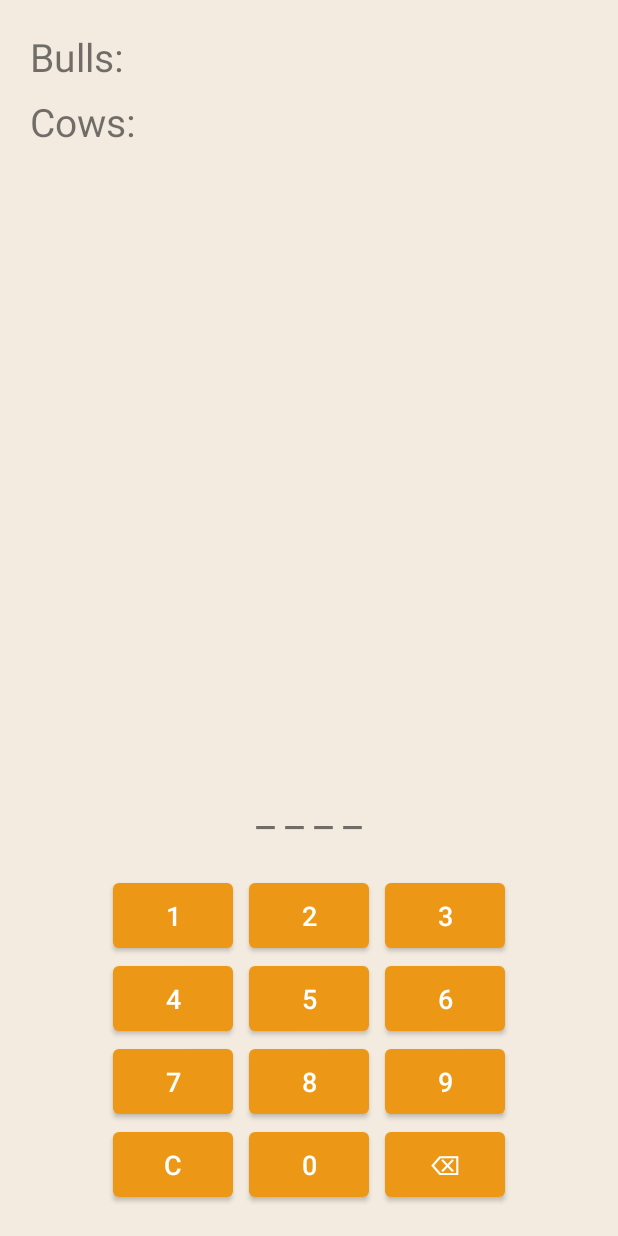
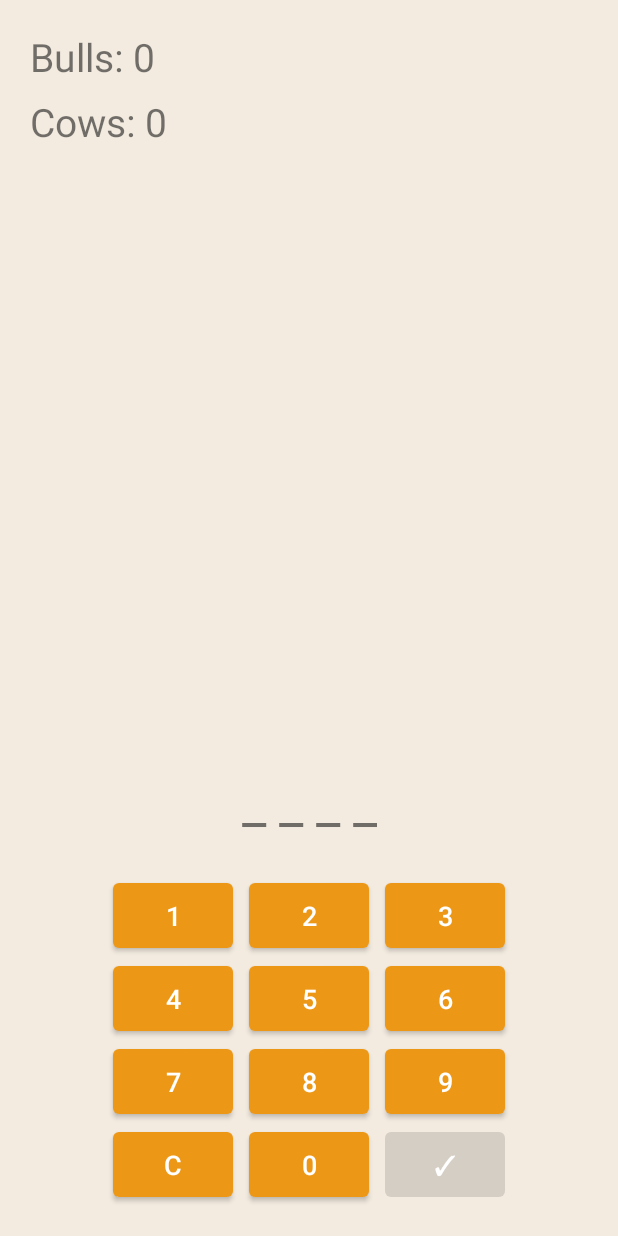
Before and after one commit to Andrinha/Bulls_and_Cows, an Android app: the GameActivity screen opened directly, with no data from a screen before it, on a phone screen of 412 x 824 dp. Run offline under Robolectric (Android 15) with nearby library versions, the phone set to English and light mode, and no system bars; our stand-ins replace data binding.

Commit message:
implement basic game logic

```diff
--- a/app/src/main/java/com/fit/bullsandcows/MainActivity.kt
+++ b/app/src/main/java/com/fit/bullsandcows/MainActivity.kt
@@ -2,7 +2,6 @@ package com.fit.bullsandcows
 
 import android.content.Intent
 import android.os.Bundle
-import android.view.View
 import androidx.appcompat.app.AppCompatActivity
 import com.fit.bullsandcows.databinding.ActivityMainBinding
 import com.fit.bullsandcows.ui.game.GameActivity
--- a/app/src/main/java/com/fit/bullsandcows/ui/game/GameActivity.kt
+++ b/app/src/main/java/com/fit/bullsandcows/ui/game/GameActivity.kt
@@ -4,18 +4,15 @@ import androidx.appcompat.app.AppCompatActivity
 import android.os.Bundle
 import android.view.MotionEvent
 import android.view.View
-import androidx.lifecycle.Observer
 import androidx.lifecycle.ViewModelProvider
-import androidx.lifecycle.get
 import com.fit.bullsandcows.R
 import com.fit.bullsandcows.databinding.ActivityGameBinding
-import com.fit.bullsandcows.databinding.ActivityMainBinding
 
 class GameActivity : AppCompatActivity() {
 
     private var _binding: ActivityGameBinding? = null
     private val binding get() = _binding!!
-    lateinit var viewModel: GameViewModel
+    private lateinit var viewModel: GameViewModel
 
     override fun onCreate(savedInstanceState: Bundle?) {
         super.onCreate(savedInstanceState)
@@ -35,8 +32,10 @@ class GameActivity : AppCompatActivity() {
         setNumberTouchListener(binding.button8, 8)
         setNumberTouchListener(binding.button9, 9)
         setClearTouchListener(binding.buttonClear)
-        setEraseTouchListener(binding.buttonErase)
+        setSubmitTouchListener(binding.buttonSubmit)
         //endregion
+
+        disableButtons()
     }
 
     // Touch listener for number buttons
@@ -44,12 +43,13 @@ class GameActivity : AppCompatActivity() {
         view.setOnTouchListener { v, event ->
             when (event.action) {
                 MotionEvent.ACTION_DOWN -> {
-                    if (viewModel.inputString.value?.length!! < 4)
-                    {
-                        viewModel.inputString.value += number.toString()
-                        disableUsedButtons()
+                    val guess = viewModel.guess.value
+                    if (guess != null) {
+                        if (guess.length < 4) {
+                            viewModel.guess.value += number.toString()
+                            disableButtons()
+                        }
                     }
-
                 }
             }
             v.performClick()
@@ -62,8 +62,8 @@ class GameActivity : AppCompatActivity() {
         view.setOnTouchListener { v, event ->
             when (event.action) {
                 MotionEvent.ACTION_DOWN -> {
-                    viewModel.inputString.value = ""
-                    disableUsedButtons()
+                    viewModel.guess.value = ""
+                    disableButtons()
                 }
             }
             v.performClick()
@@ -72,16 +72,13 @@ class GameActivity : AppCompatActivity() {
     }
 
     // Touch listener for erase button
-    private fun setEraseTouchListener(view: View) {
+    private fun setSubmitTouchListener(view: View) {
         view.setOnTouchListener { v, event ->
             when (event.action) {
                 MotionEvent.ACTION_DOWN -> {
-                    val len = viewModel.inputString.value?.length!!
-                    if (len != 0)
-                    {
-                        viewModel.inputString.value = viewModel.inputString.value!!.substring(0, len - 1)
-                        disableUsedButtons()
-                    }
+                    viewModel.getBullsAndCows(viewModel.secret.value!!, viewModel.guess.value!!)
+                    viewModel.guess.value = ""
+                    disableButtons()
                 }
             }
             v.performClick()
@@ -102,7 +99,7 @@ class GameActivity : AppCompatActivity() {
     }
 
     // Disable used buttons to prevent repeated digits
-    private fun disableUsedButtons() {
+    private fun disableButtons() {
 
         // Enable all buttons
         binding.button0.isEnabled = true
@@ -115,10 +112,11 @@ class GameActivity : AppCompatActivity() {
         binding.button7.isEnabled = true
         binding.button8.isEnabled = true
         binding.button9.isEnabled = true
+        binding.buttonSubmit.isEnabled = true
 
-        // Disable buttons that were used in livedata
-        for (i in 0 until viewModel.inputString.value!!.length) {
-            when(viewModel.inputString.value!![i]) {
+        // Disable number buttons that were used in livedata
+        for (i in 0 until viewModel.guess.value!!.length) {
+            when(viewModel.guess.value!![i]) {
                 '0' -> binding.button0.isEnabled = false
                 '1' -> binding.button1.isEnabled = false
                 '2' -> binding.button2.isEnabled = false
@@ -131,13 +129,24 @@ class GameActivity : AppCompatActivity() {
                 '9' -> binding.button9.isEnabled = false
             }
         }
+
+        // Disable submit button if guess is not ready
+        if (viewModel.guess.value!!.length < 4) {
+            binding.buttonSubmit.isEnabled = false
+        }
     }
 
     override fun onStart() {
         super.onStart()
-        viewModel.inputString.observe(this, Observer {
+        viewModel.guess.observe(this) {
             binding.textInputGuess.text = convertString(it)
-        })
+        }
+        viewModel.bulls.observe(this) {
+            binding.textBulls.text = getString(R.string.bulls, it)
+        }
+        viewModel.cows.observe(this) {
+            binding.textCows.text = getString(R.string.cows, it)
+        }
     }
 
     override fun onDestroy() {
--- a/app/src/main/java/com/fit/bullsandcows/ui/game/GameViewModel.kt
+++ b/app/src/main/java/com/fit/bullsandcows/ui/game/GameViewModel.kt
@@ -4,6 +4,43 @@ import androidx.lifecycle.MutableLiveData
 import androidx.lifecycle.ViewModel
 
 class GameViewModel: ViewModel() {
-    var inputString = MutableLiveData<String>("")
+    var guess = MutableLiveData("")
+    var bulls = MutableLiveData("0")
+    var cows = MutableLiveData("0")
+    var secret = MutableLiveData<String>()
+    private val digits = arrayOf(0, 1, 2, 3, 4, 5, 6, 7, 8, 9)
 
+    init {
+        digits.shuffle()
+        val sb = StringBuilder()
+        for (i in 0..3) {
+            sb.append(digits[i])
+        }
+        secret.value = sb.toString()
+    }
+
+    fun getBullsAndCows(secret: String, guess: String) {
+        if (guess.length != 4)
+            return
+
+        val h = IntArray(10)
+        var bulls = 0
+        var cows = 0
+        val n = guess.length
+        for (idx in 0 until n) {
+            val s = secret[idx]
+            val g = guess[idx]
+            if (s == g) {
+                bulls++
+            } else {
+                if (h[s - '0'] < 0) cows++
+                if (h[g - '0'] > 0) cows++
+                h[s - '0']++
+                h[g - '0']--
+            }
+        }
+
+        this.bulls.value = bulls.toString()
+        this.cows.value = cows.toString()
+    }
 }
--- /dev/null
+++ b/app/src/main/res/color/button_submit_style.xml
@@ -0,0 +1,6 @@
+<?xml version="1.0" encoding="utf-8"?>
+<selector xmlns:android="http://schemas.android.com/apk/res/android">
+    <item android:state_enabled="false"
+        android:color="@color/gray"  />
+    <item android:color="@color/green" />
+</selector>
--- a/app/src/main/res/layout/activity_game.xml
+++ b/app/src/main/res/layout/activity_game.xml
@@ -32,7 +32,7 @@
             android:layout_height="wrap_content"
             android:layout_marginBottom="24dp"
             android:text="@string/empty_input"
-            android:textSize="28sp"
+            android:textSize="36sp"
             app:layout_constraintBottom_toTopOf="@+id/tableLayout"
             app:layout_constraintEnd_toEndOf="parent"
             app:layout_constraintStart_toStartOf="parent" />
@@ -121,9 +121,11 @@
                     android:text="0" />
 
                 <com.google.android.material.button.MaterialButton
-                    android:id="@+id/button_erase"
-                    style="@style/button_number_style"
-                    android:text="⌫" />
+                    android:id="@+id/button_submit"
+                    style="@style/button_submit_style"
+
+                    android:text="✓"
+                     />
             </TableRow>
         </TableLayout>
 
--- a/app/src/main/res/values/colors.xml
+++ b/app/src/main/res/values/colors.xml
@@ -11,4 +11,6 @@
     <color name="lightYellow">#EDD2A9</color>
     <color name="yellow">#ED9716</color>
     <color name="darkYellow">#B57312</color>
+    <color name="green">#81ED34</color>
+    <color name="gray">#D5CEC5</color>
 </resources>
--- a/app/src/main/res/values/strings.xml
+++ b/app/src/main/res/values/strings.xml
@@ -1,7 +1,7 @@
 <resources>
     <string name="app_name">Bulls and Cows</string>
     <string name="cow_logo_image">Cow logo image</string>
-    <string name="bulls">Bulls:</string>
-    <string name="cows">Cows:</string>
+    <string name="bulls">Bulls: %1$s</string>
+    <string name="cows">Cows: %1$s</string>
     <string name="empty_input">_ _ _ _</string>
 </resources>
--- a/app/src/main/res/values/styles.xml
+++ b/app/src/main/res/values/styles.xml
@@ -7,6 +7,16 @@
         <item name="android:layout_marginEnd">5dp</item>
         <item name="android:layout_height">55dp</item>
         <item name="android:textSize">18sp</item>
+        <item name="android:textColor">#FFFFFFFF</item>
+    </style>
+
+    <style name="button_submit_style">
+        <item name="android:layout_width">80dp</item>
+        <item name="android:layout_marginStart">5dp</item>
+        <item name="android:layout_marginEnd">5dp</item>
+        <item name="android:layout_height">55dp</item>
+        <item name="android:textSize">18sp</item>
+        <item name="backgroundTint">@color/button_submit_style</item>
         <item name="android:textColor">#FFFFFFFF</item>
     </style>
 
```
